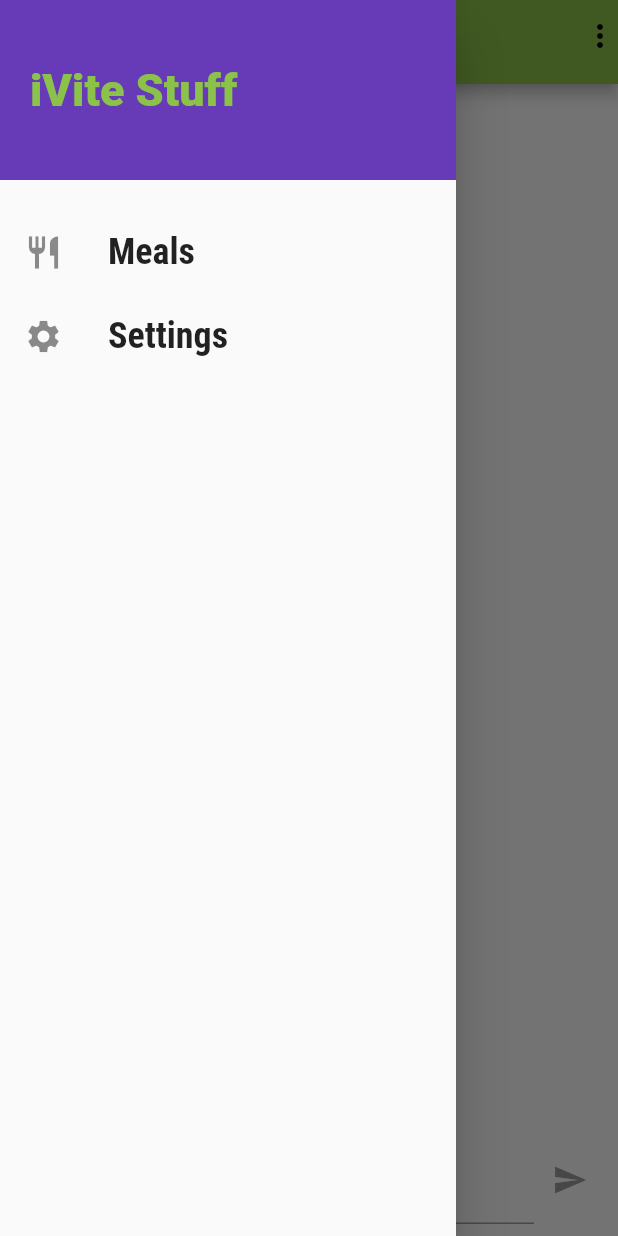
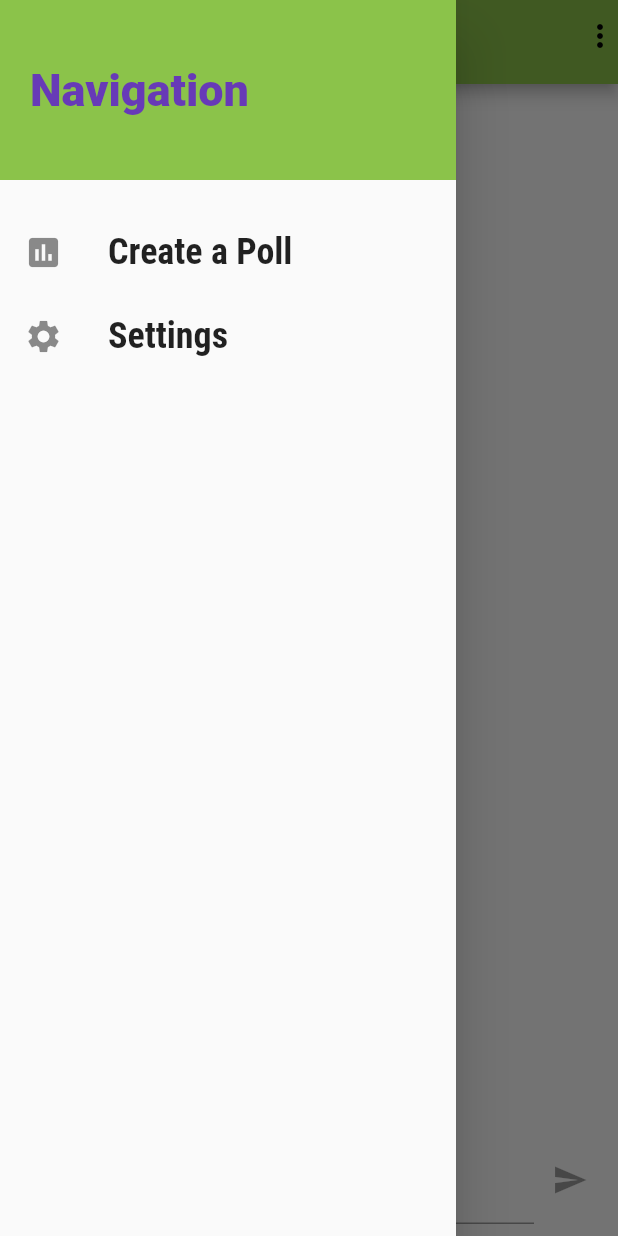
Before and after one commit to iVite/FlutterMobileApp, a Flutter app: the screen it shows once a user with an empty profile is signed in, with the side drawer open, on a phone screen of 412 x 824 dp. Run offline on Flutter 3.47's test engine with Material 2 defaults, Android fonts, the phone set to English and light mode, and no system bars; our stand-ins replace cloud_firestore, email_validator, firebase_auth, firebase_core, firebase_messaging, firebase_storage and 1 more; missing offline and left inert: polls; accounts and stored records are empty.

```diff
--- a/lib/main.dart
+++ b/lib/main.dart
@@ -46,8 +46,10 @@ class MyApp extends StatelessWidget {
                       return ChatScreen();
                     }
                     return AuthScreen();
-                    }),
+                  },
+                ),
         );
-        });
+      },
+    );
   }
 }
--- a/lib/screens/chat_screen.dart
+++ b/lib/screens/chat_screen.dart
@@ -1,6 +1,7 @@
 import 'package:flutter/material.dart';
 import 'package:firebase_auth/firebase_auth.dart';
 import 'package:firebase_messaging/firebase_messaging.dart';
+import 'package:ivite_flutter/screens/poll_screen.dart';
 
 import 'package:ivite_flutter/widgets/chat/messages.dart';
 import 'package:ivite_flutter/widgets/chat/new_message.dart';
--- a/lib/widgets/main_drawer.dart
+++ b/lib/widgets/main_drawer.dart
@@ -1,8 +1,17 @@
 import 'dart:ui';
 
 import 'package:flutter/material.dart';
+import "../screens/poll_screen.dart";
 
 class MainDrawer extends StatelessWidget {
+  void selectCategory(BuildContext ctx) {
+    Navigator.of(ctx).push(
+      MaterialPageRoute(builder: (_) {
+        return PollScreen();
+      }),
+    ); //ctx here is just function input placeholder
+  }
+
   //builder method
   Widget buildListTile(String title, IconData icon, Function tapHandler) {
     return ListTile(
@@ -32,20 +41,21 @@ class MainDrawer extends StatelessWidget {
             width: double.infinity,
             padding: EdgeInsets.all(20),
             alignment: Alignment.centerLeft,
-            color: Theme.of(context).accentColor,
+            color: Theme.of(context).primaryColor,
             child: Text(
-              'iVite Stuff',
+              'Navigation',
               style: TextStyle(
                 fontWeight: FontWeight.w900,
                 fontSize: 30,
-                color: Theme.of(context).primaryColor,
+                color: Theme.of(context).accentColor,
               ),
             ),
           ),
           SizedBox(
             height: 20,
           ),
-          buildListTile('Meals', Icons.restaurant, () {}),
+          buildListTile(
+              'Create a Poll', Icons.poll, () => selectCategory(context)),
           buildListTile('Settings', Icons.settings, () {}),
         ],
       ),
```
Lines whose indentation alone changed are shown as unchanged.
